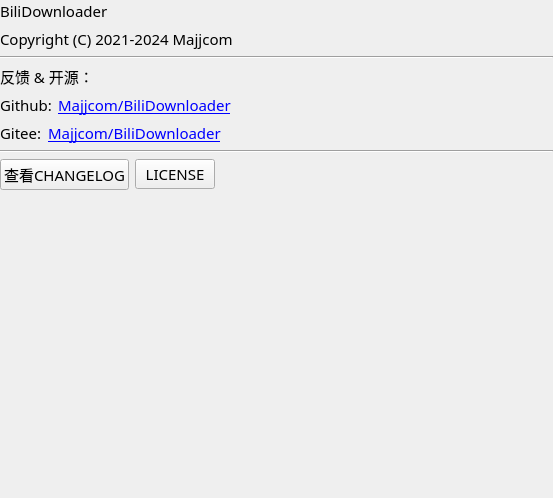
Majjcom/BiliDownloader, file src/ui_aboutwidget.ui: the form before one commit.
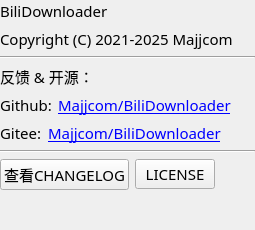
The form after the commit.

```diff
--- a/src/ui_aboutwidget.ui
+++ b/src/ui_aboutwidget.ui
@@ -2,14 +2,6 @@
 <ui version="4.0">
  <class>AboutWidget</class>
  <widget class="QWidget" name="AboutWidget">
-  <property name="geometry">
-   <rect>
-    <x>0</x>
-    <y>0</y>
-    <width>553</width>
-    <height>498</height>
-   </rect>
-  </property>
   <property name="font">
    <font>
     <family>HarmonyOS Sans SC</family>
@@ -59,7 +51,7 @@
    <item>
     <widget class="QLabel" name="label_2">
      <property name="text">
-      <string>Copyright (C) 2021-2024 Majjcom</string>
+      <string>Copyright (C) 2021-2025 Majjcom</string>
      </property>
     </widget>
    </item>
```
